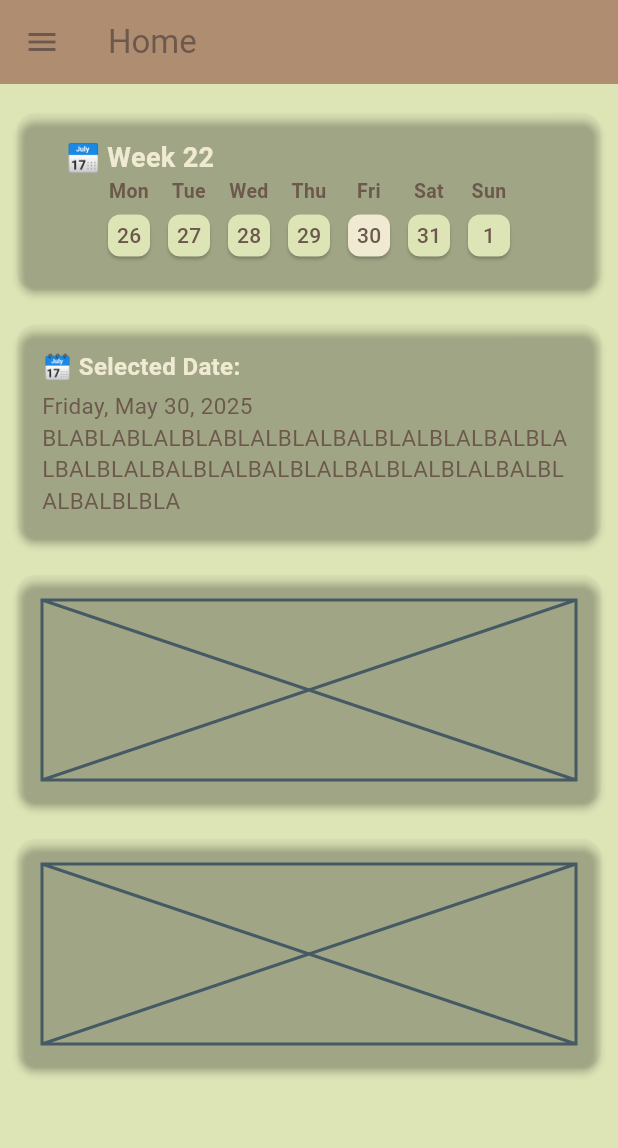
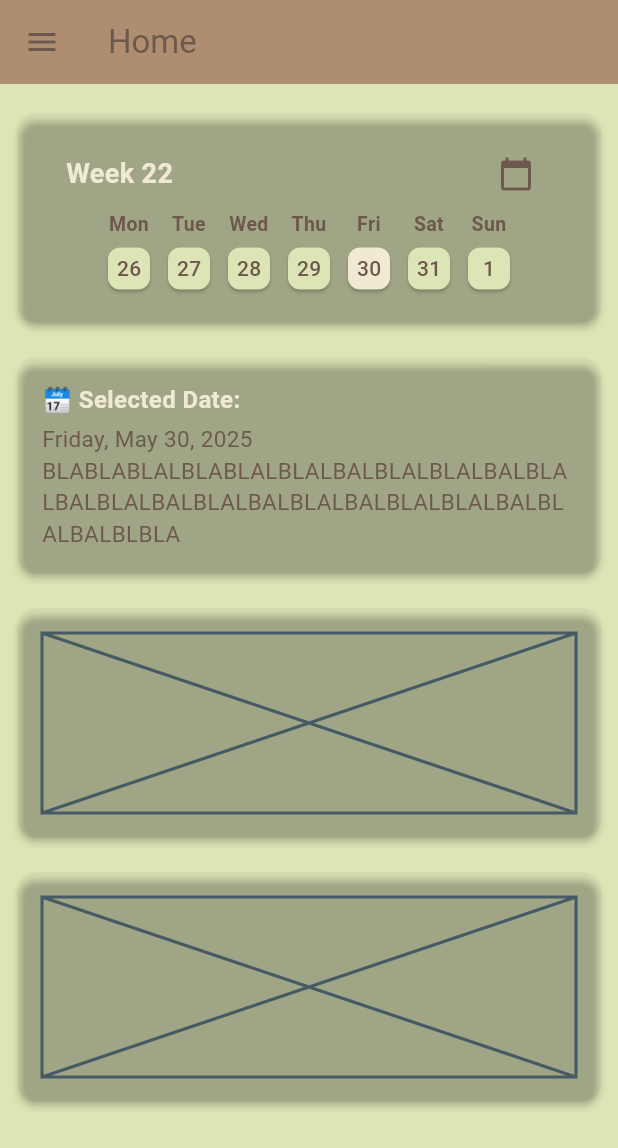
Before and after one commit to x14119641/flutterAPP, a Flutter app: the screen it shows after launch, on a phone screen of 412 x 824 dp. Shown: the top 1148 px of the screen. Run offline on Flutter 3.47's test engine with Material 3 defaults, Android fonts, the phone set to English and light mode, and no system bars.

Commit message:
Added icon to scroller to open a new page with a calendar

```diff
--- a/lib/ui/widgets/weekday_scroller.dart
+++ b/lib/ui/widgets/weekday_scroller.dart
@@ -1,5 +1,6 @@
 import 'package:flutter/material.dart';
 import 'package:flutter_application_1/store/date_store.dart';
+import 'package:flutter_application_1/ui/screens/full_calendar_screen.dart';
 import 'package:intl/intl.dart';
 import 'package:provider/provider.dart';
 
@@ -38,13 +39,30 @@ class _WeekdayScrollerState extends State<WeekdayScroller> {
         // Week number
         Padding(
           padding: const EdgeInsets.symmetric(horizontal: 16.0),
-          child: Text(
-            '📅 Week ${getWeekNumber(selectedDate)}',
+          child: Row(
+            mainAxisAlignment: MainAxisAlignment.spaceBetween,
+            children: [
+              Text(
+                'Week ${getWeekNumber(selectedDate)}',
                 style: TextStyle(
                   fontSize: 18,
                   fontWeight: FontWeight.w600,
                   color: Theme.of(context).colorScheme.primary,
                 ),
+              ),
+              IconButton(
+                onPressed: () {
+                  Navigator.push(
+                    context,
+                    MaterialPageRoute(
+                      builder: (context) => FullCalendarScreen(),
+                    ),
+                  );
+                },
+                icon: const Icon(Icons.calendar_today),
+                tooltip: 'Open Calendar',
+              ),
+            ],
           ),
         ),
         // const SizedBox(height: 4),
@@ -83,7 +101,10 @@ class _WeekdayScrollerState extends State<WeekdayScroller> {
             itemBuilder: (context, pageIndex) {
               final baseDate = today.add(Duration(days: (pageIndex - 52) * 7));
               final startOfWeek = getStartOfWeek(baseDate);
-              final weekDates = List.generate(7, (i) => startOfWeek.add(Duration(days: i)));
+              final weekDates = List.generate(
+                7,
+                (i) => startOfWeek.add(Duration(days: i)),
+              );
 
               return Center(
                 child: ConstrainedBox(
@@ -92,7 +113,8 @@ class _WeekdayScrollerState extends State<WeekdayScroller> {
                     mainAxisAlignment: MainAxisAlignment.center,
                     children: weekDates.map((date) {
                       final isToday = DateUtils.isSameDay(date, DateTime.now());
-                      final isSelected = date == context.watch<DateStore>().selectedDate;
+                      final isSelected =
+                          date == context.watch<DateStore>().selectedDate;
 
                       return Padding(
                         padding: const EdgeInsets.symmetric(horizontal: 2),
@@ -117,8 +139,12 @@ class _WeekdayScrollerState extends State<WeekdayScroller> {
                                     fontSize: 14,
                                     fontWeight: FontWeight.w500,
                                     color: isSelected
-                                        ? Theme.of(context).colorScheme.onPrimary
-                                        : Theme.of(context).colorScheme.onSurface,
+                                        ? Theme.of(
+                                            context,
+                                          ).colorScheme.onPrimary
+                                        : Theme.of(
+                                            context,
+                                          ).colorScheme.onSurface,
                                   ),
                                 ),
                               ),
```
Also changed, not shown: lib/ui/screens/full_calendar_screen.dart (added, +25 -0 lines). Lines whose indentation alone changed are shown as unchanged.
